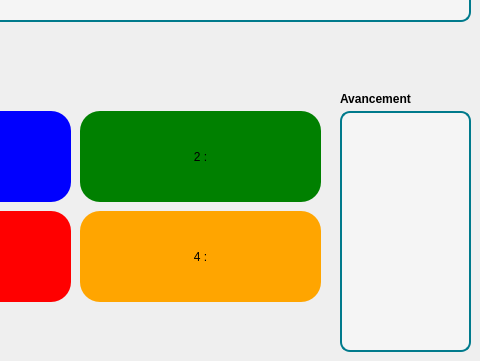
Qt form InterfaceEleve/interfaceqcm.ui (Sam-Depardieu/Labo-de-langue) before a commit; both pictures show x 320 to 800 and y 119 to 480 of the 800 by 480 pixel window.
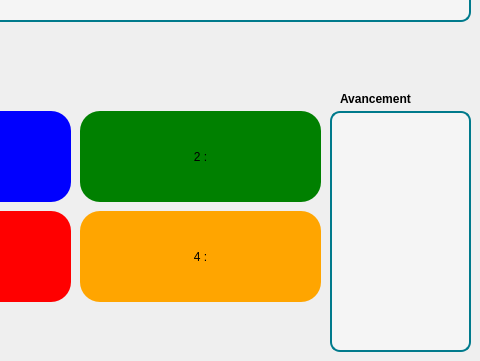
The same form after that commit. Icons and pictures are not drawn.

```diff
--- a/InterfaceEleve/interfaceqcm.ui
+++ b/InterfaceEleve/interfaceqcm.ui
@@ -254,38 +254,6 @@
     <string/>
    </property>
   </widget>
-  <widget class="QTextEdit" name="textEditAffichageQuestion">
-   <property name="geometry">
-    <rect>
-     <x>660</x>
-     <y>230</y>
-     <width>131</width>
-     <height>241</height>
-    </rect>
-   </property>
-   <property name="styleSheet">
-    <string notr="true">QTextEdit {
-    background-color: #f5f5f5;
-    border: 2px solid #007a8c;
-    border-radius: 10px;
-    padding: 8px;
-    font-size: 14px;
-    font-family: &quot;Segoe UI&quot;, sans-serif;
-    color: #333;
-}
-</string>
-   </property>
-   <property name="html">
-    <string>&lt;!DOCTYPE HTML PUBLIC &quot;-//W3C//DTD HTML 4.0//EN&quot; &quot;http://www.w3.org/TR/REC-html40/strict.dtd&quot;&gt;
-&lt;html&gt;&lt;head&gt;&lt;meta name=&quot;qrichtext&quot; content=&quot;1&quot; /&gt;&lt;meta charset=&quot;utf-8&quot; /&gt;&lt;style type=&quot;text/css&quot;&gt;
-p, li { white-space: pre-wrap; }
-hr { height: 1px; border-width: 0; }
-li.unchecked::marker { content: &quot;\2610&quot;; }
-li.checked::marker { content: &quot;\2612&quot;; }
-&lt;/style&gt;&lt;/head&gt;&lt;body style=&quot; font-family:'Segoe UI','sans-serif'; font-size:14px; font-weight:400; font-style:normal;&quot;&gt;
-&lt;p style=&quot;-qt-paragraph-type:empty; margin-top:0px; margin-bottom:0px; margin-left:0px; margin-right:0px; -qt-block-indent:0; text-indent:0px; font-family:'Segoe UI'; font-size:9pt;&quot;&gt;&lt;br /&gt;&lt;/p&gt;&lt;/body&gt;&lt;/html&gt;</string>
-   </property>
-  </widget>
   <widget class="QLabel" name="chronoLabel">
    <property name="geometry">
     <rect>
@@ -376,6 +344,24 @@
     <iconset theme="call-start"/>
    </property>
   </widget>
+  <widget class="QListView" name="listViewAvancement">
+   <property name="geometry">
+    <rect>
+     <x>650</x>
+     <y>230</y>
+     <width>141</width>
+     <height>241</height>
+    </rect>
+   </property>
+   <property name="styleSheet">
+    <string notr="true">background-color: #f5f5f5;
+border: 2px solid #007a8c;
+border-radius: 10px;
+padding: 8px;
+font-size: 14px;
+color: #333;</string>
+   </property>
+  </widget>
   <zorder>pushButton</zorder>
   <zorder>pushButtonQuestionSuivante</zorder>
   <zorder>pushButtonQuestionPrecedente</zorder>
```
Left out of the diff: 2 changed lines with no effect on the pictures.
